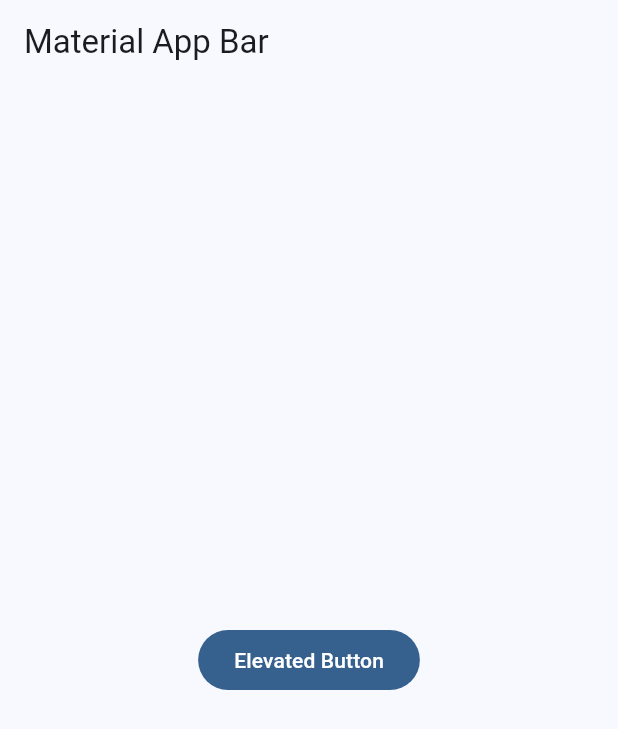
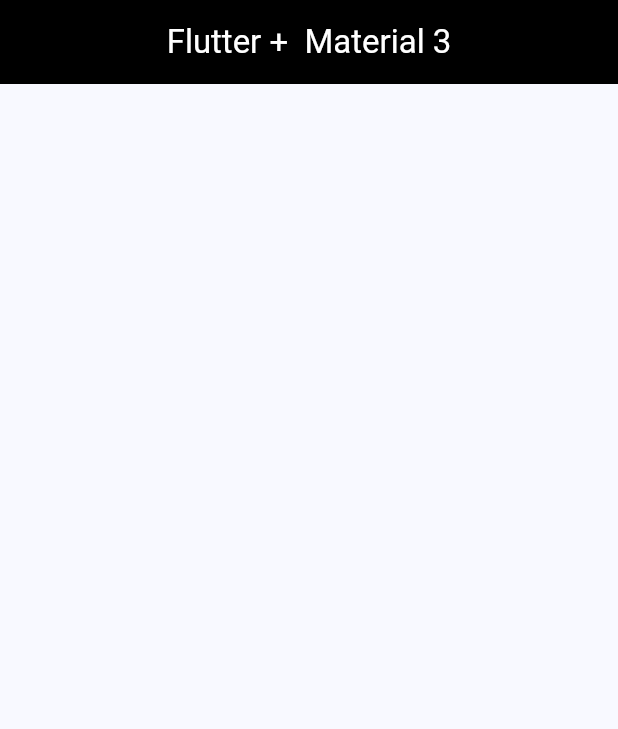
Before and after one commit to KeingCasabona/Devtalles-semana9-semana10-flutter-devtalles-widgets_app, a Flutter app: the screen it shows after launch, on a phone screen of 412 x 824 dp. Shown: the top 729 px of the screen. Run offline on Flutter 3.47's test engine with Material 3 defaults, Android fonts, the phone set to English and light mode, and no system bars.

Commit message:
feat: Add Opciones de nuestra app

```diff
--- a/lib/config/theme/app_theme.dart
+++ b/lib/config/theme/app_theme.dart
@@ -19,5 +19,10 @@ class AppTheme {
   ThemeData getTheme() => ThemeData(
         useMaterial3: true,
         colorSchemeSeed: colorList[selectedColor],
+        appBarTheme: const AppBarTheme(
+          backgroundColor: Colors.black,
+          foregroundColor: Colors.white,
+          centerTitle: true,
+        ),
       );
 }
--- a/lib/main.dart
+++ b/lib/main.dart
@@ -1,5 +1,6 @@
 import 'package:flutter/material.dart';
 import 'package:widgets_app/config/theme/app_theme.dart';
+import 'package:widgets_app/presentation/screens/home/home_screen.dart';
 
 void main() => runApp(const MyApp());
 
@@ -12,17 +13,7 @@ class MyApp extends StatelessWidget {
       debugShowCheckedModeBanner: false,
       theme: AppTheme(selectedColor: 0).getTheme(),
       title: 'Material App',
-      home: Scaffold(
-        appBar: AppBar(
-          title: const Text('Material App Bar'),
-        ),
-        body: Center(
-          child: FilledButton(
-            onPressed: () {},
-            child: Text('Elevated Button'),
-          ),
-        ),
-      ),
+      home: HomeScreen(),
     );
   }
 }
--- /dev/null
+++ b/lib/presentation/screens/home/home_screen.dart
@@ -0,0 +1,14 @@
+import 'package:flutter/material.dart';
+
+class HomeScreen extends StatelessWidget {
+  const HomeScreen({super.key});
+
+  @override
+  Widget build(BuildContext context) {
+    return Scaffold(
+      appBar: AppBar(
+        title: Text('Flutter +  Material 3'),
+      ),
+    );
+  }
+}
```
Also changed, not shown: lib/config/menu/menu_item.dart (added, +30 -0 lines), 1 other file.
